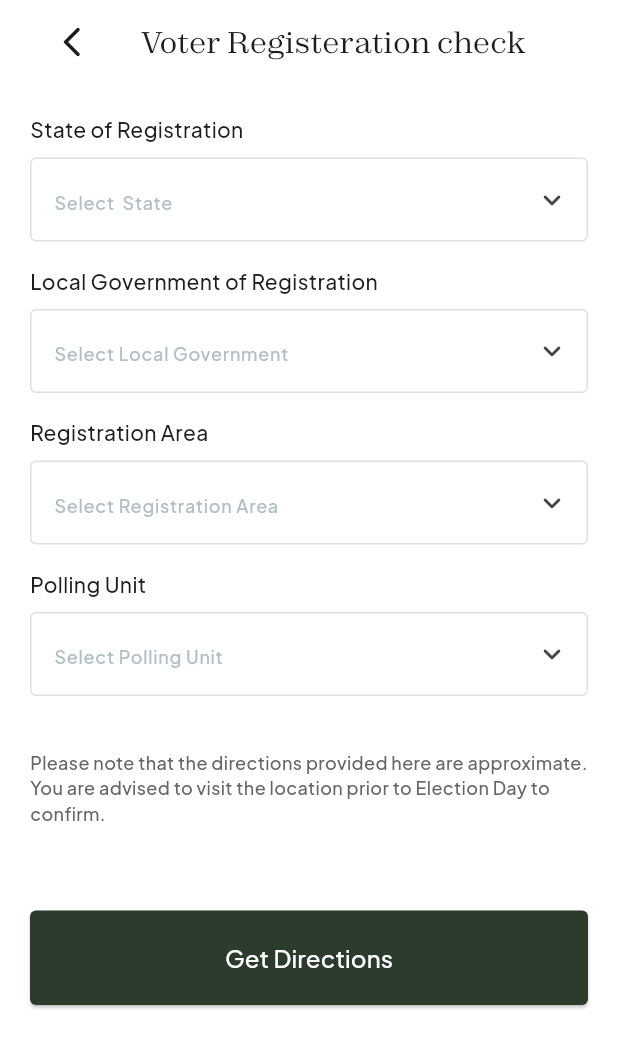
After one commit to Chijama/Koyar, a Flutter app: the PollingUnitLocatorPage screen opened directly, on a phone screen of 412 x 824 dp. The commit adds this screen. Shown: the top 1048 px of the screen. Run offline on Flutter 3.47's test engine with Material 3 defaults, Android fonts, the light colour scheme and no system bars; drawn by our look-alikes of dropdown_search; our stand-ins replace bloc, firebase_core, firebase_messaging, flutter_bloc, flutter_svg, get_it and 2 more; accounts and stored records are empty.

Commit message:
feat: polling unit locator page, dropdown search state

```diff
--- a/lib/main.dart
+++ b/lib/main.dart
@@ -9,6 +9,7 @@ void main() async {
 }
 
 // import 'package:flutter/material.dart';
+// import 'package:koyar/presentation/features/polling%20unit%20locator/pollingUnitLocator.dart';
 // import 'package:koyar/presentation/features/voter%20regeriatration%20check/voterRegistrationCheckPage.dart';
 
 // void main() => runApp(const MyApp());
@@ -20,7 +21,7 @@ void main() async {
 //   Widget build(BuildContext context) {
 //     return const MaterialApp(
 //       title: 'Your app name',
-//       home:  VoterRegistrationCheckPage()
+//       home:  PollingUnitLocatorPage()
 //     );
 //   }
 // }
--- a/lib/presentation/common/customTextField.dart
+++ b/lib/presentation/common/customTextField.dart
@@ -2,6 +2,8 @@ import 'dart:async';
 
 import 'package:dropdown_search/dropdown_search.dart';
 import 'package:flutter/material.dart';
+import 'package:flutter_bloc/flutter_bloc.dart';
+import 'package:koyar/presentation/cubit/custom_dropdown_search_cubit.dart'  ;
 import 'package:koyar/presentation/manager/colorManager.dart';
 import 'package:koyar/presentation/manager/styleManager.dart';
 
@@ -106,7 +108,7 @@ class CustomBoxTextField extends StatelessWidget {
         crossAxisAlignment: CrossAxisAlignment.start,
         children: [
           Text(
-            label??"",
+            label ?? "",
             style: getPlusJakartaSans(
                 textColor: AppColors.appBlack,
                 fontsize: 14,
@@ -193,7 +195,8 @@ class CustomDropDownSearch extends StatelessWidget {
     this.onChanged,
     this.items,
     this.label,
-    this.hintText, this.searchHintText,
+    this.hintText,
+    this.searchHintText,
   });
 
   final String itemSelected;
@@ -204,6 +207,8 @@ class CustomDropDownSearch extends StatelessWidget {
   final FutureOr<List<String>> Function(String, LoadProps?)? items;
   @override
   Widget build(BuildContext context) {
+    return BlocBuilder<DropdownSearchCubit, DropdownSearchxState>(
+      builder: (context, state) {
         return Column(
           mainAxisAlignment: MainAxisAlignment.start,
           crossAxisAlignment: CrossAxisAlignment.start,
@@ -324,11 +329,17 @@ class CustomDropDownSearch extends StatelessWidget {
                   ),
                 ),
               ),
-          onChanged: onChanged,
-          selectedItem: itemSelected,
+              onChanged: (value) {
+                if (value != null) {
+                  context.read<DropdownSearchCubit>().selectItem(value);
+                }
+              },
+              selectedItem: state.selectedItem,
             ),
             const SizedBox(height: 16)
           ],
         );
+      },
+    );
   }
 }
--- /dev/null
+++ b/lib/presentation/cubit/custom_dropdown_search_cubit.dart
@@ -0,0 +1,15 @@
+import 'package:flutter_bloc/flutter_bloc.dart';
+
+class DropdownSearchxState {
+  final String selectedItem;
+
+  DropdownSearchxState({required this.selectedItem});
+}
+
+class DropdownSearchCubit extends Cubit<DropdownSearchxState> {
+  DropdownSearchCubit() : super(DropdownSearchxState(selectedItem: ''));
+
+  void selectItem(String item) {
+    emit(DropdownSearchxState(selectedItem: item));
+  }
+}
--- /dev/null
+++ b/lib/presentation/features/polling unit locator/pollingUnitLocator.dart
@@ -0,0 +1,79 @@
+import 'package:flutter/material.dart';
+import 'package:koyar/presentation/common/appBar.dart';
+import 'package:koyar/presentation/common/appButton.dart';
+import 'package:koyar/presentation/common/customTextField.dart';
+import 'package:koyar/presentation/manager/colorManager.dart';
+import 'package:koyar/presentation/manager/styleManager.dart';
+
+class PollingUnitLocatorPage extends StatelessWidget {
+  const PollingUnitLocatorPage({super.key});
+
+  @override
+  Widget build(BuildContext context) {
+    List<String> countriesList = [
+      'Pakistan',
+      'Afghanistan',
+      'America',
+      'China',
+      'Indonesia'
+    ];
+    String itemSelected = '';
+    return Scaffold(
+      appBar: const CustomAppBar(title: 'Voter Registeration check'),
+      backgroundColor: AppColors.appBackgroundColor,
+      body: SafeArea(
+          child: Padding(
+        padding: const EdgeInsets.all(20),
+        child: SingleChildScrollView(
+          child: MergeSemantics(
+            child: Column(
+              children: [
+                CustomDropDownSearch(
+                  itemSelected: itemSelected,
+                  hintText: "Select  State",
+                  searchHintText: "Search State",
+                  label: 'State of Registration',
+                  items: (f, cs) => countriesList,
+                ),
+                CustomDropDownSearch(
+                  itemSelected: itemSelected,
+                  hintText: "Select Local Government",
+                  searchHintText: "Search Local Government",
+                  label: 'Local Government of Registration',
+                  items: (f, cs) => countriesList,
+                ),
+                CustomDropDownSearch(
+                  itemSelected: itemSelected,
+                  hintText: "Select Registration Area",
+                  searchHintText: "Search Registration Area",
+                  label: 'Registration Area',
+                  items: (f, cs) => countriesList,
+                ),
+                CustomDropDownSearch(
+                  itemSelected: itemSelected,
+                  hintText: "Select Polling Unit",
+                  searchHintText: "Search Polling Unit",
+                  label: 'Polling Unit',
+                  items: (f, cs) => countriesList,
+                ),
+                const SizedBox(height: 20),
+                Text(
+                  "Please note that the directions provided here are approximate. You are advised to visit the location prior to Election Day to confirm.",
+                  style: getPlusJakartaSans(
+                      fontsize: 12,
+                      fontweight: FontWeight.w500,
+                      textColor: AppColors.appSecondaryTextMediumGray),textAlign: TextAlign.start,
+                ),
+                const SizedBox(height: 56),
+                KoyarButton(
+                  buttonText: 'Get Directions',
+                  onPressed: () {},
+                )
+              ],
+            ),
+          ),
+        ),
+      )),
+    );
+  }
+}
--- a/lib/presentation/features/voter regeriatration check/voterRegistrationCheckPage.dart
+++ b/lib/presentation/features/voter regeriatration check/voterRegistrationCheckPage.dart
@@ -8,16 +8,9 @@ import 'package:koyar/presentation/manager/assetManager.dart';
 import 'package:koyar/presentation/manager/colorManager.dart';
 import 'package:koyar/presentation/manager/styleManager.dart';
 
-class VoterRegistrationCheckPage extends StatefulWidget {
+class VoterRegistrationCheckPage extends StatelessWidget {
   const VoterRegistrationCheckPage({super.key});
 
-  @override
-  State<VoterRegistrationCheckPage> createState() =>
-      _VoterRegistrationCheckPageState();
-}
-
-class _VoterRegistrationCheckPageState
-    extends State<VoterRegistrationCheckPage> {
   @override
   Widget build(BuildContext context) {
     List<String> countriesList = [
@@ -29,6 +22,7 @@ class _VoterRegistrationCheckPageState
     ];
     String itemSelected = '';
     return Scaffold(
+
       appBar: const CustomAppBar(title: 'Voter Registeration check'),
       backgroundColor: AppColors.appBackgroundColor,
       body: SafeArea(
@@ -42,11 +36,7 @@ class _VoterRegistrationCheckPageState
                 hintText: "Select  State",
                 searchHintText: "Search State",
                 label: 'State of Registration',
-                onChanged: (value) {
-                  setState(() {
-                    itemSelected = value.toString();
-                  });
-                },
+
                 items: (f, cs) => countriesList,
               ),
               CustomDropDownSearch(
@@ -54,11 +44,7 @@ class _VoterRegistrationCheckPageState
                 hintText: "Select Local Government",
                 searchHintText: "Search Local Government",
                 label: 'Local Government of Registration',
-                onChanged: (value) {
-                  setState(() {
-                    itemSelected = value.toString();
-                  });
-                },
+
                 items: (f, cs) => countriesList,
               ),
               Semantics(
```
Lines whose indentation alone changed are shown as unchanged.
